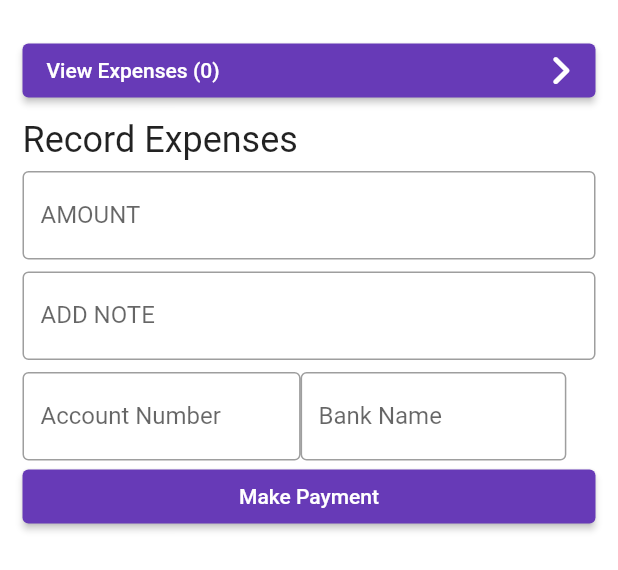
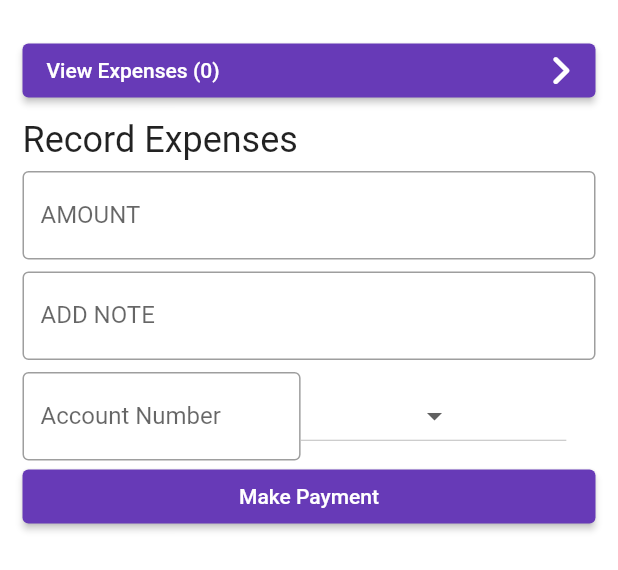
Before and after one commit to ANTONINEUTRON/envelope_budget_app, a Flutter app: the BudgetDetail widget shown alone on an empty page, opened directly with empty values, on a phone screen of 412 x 824 dp. Shown: the top 570 px of the screen. Run offline on Flutter 3.47's test engine with Material 2 defaults, Android fonts, the phone set to English and light mode, and no system bars; our stand-ins replace bottom_navy_bar, equatable, flutter_bloc, font_awesome_flutter, google_fonts, pie_chart and 1 more; accounts and stored records are empty.

Commit message:
additional changes from supervisor

```diff
--- a/lib/features/budgets/ui/page/expense_page.dart
+++ b/lib/features/budgets/ui/page/expense_page.dart
@@ -41,7 +41,7 @@ class ExpensePage extends StatelessWidget {
                 StretchMode.blurBackground,
                 StretchMode.fadeTitle,
               ],
-              background: expenses.isEmpty ? Stack(
+              background: expenses.isNotEmpty ? Stack(
                 fit: StackFit.expand,
                 children: <Widget>[
                   PieChart(
@@ -49,18 +49,6 @@ class ExpensePage extends StatelessWidget {
                     animationDuration: Duration(milliseconds: 500),
 
                   ),
-                  // DecoratedBox(
-                  //   decoration: BoxDecoration(
-                  //     gradient: LinearGradient(
-                  //       begin: Alignment(0.0, 0.5),
-                  //       end: Alignment.center,
-                  //       colors: <Color>[
-                  //         Color(0x60000000),
-                  //         Color(0x00000000),
-                  //       ],
-                  //     ),
-                  //   ),
-                  // ),
                 ],
               ) : const Center(
                 child: Text("No Expenses has been made yet!"),
--- a/lib/features/budgets/ui/widgets/budget_detail.dart
+++ b/lib/features/budgets/ui/widgets/budget_detail.dart
@@ -32,7 +32,9 @@ class _BudgetDetailState extends State<BudgetDetail> {
   var _labelController = TextEditingController();
 
   String _account = "";
-  String _bank = "";
+  String? _bank;
+
+  final _listOfBanks  = ["Access Bank","Eco Bank","F.C.M.B","First Bank","GT Bank","Jaiz bank","Stanbic IBTC Bank","Polaris Bank","U.B.A","Zenith Bank"];
 
   @override
   Widget build(BuildContext context) {
@@ -111,14 +113,22 @@ class _BudgetDetailState extends State<BudgetDetail> {
                 ),
                 SizedBox(
                   width: MediaQuery.of(context).size.width * 0.43,
-                  child: TextField(
-                    onChanged: (value)=> _bank = value,
-                    maxLines: 1,
-                    decoration: InputDecoration(
-                        labelText: "Bank Name",
-                        border: OutlineInputBorder()
-                    ),
-                  ),
+                  child: DropdownButton<String>(
+                    value: _bank,
+                    items: _listOfBanks.map((bankName)=>DropdownMenuItem(
+                      value: bankName,
+                      child: Text("bankName")
+                    )).toList(),
+                    onChanged: (selectedBank)=>setState(()=>_bank=selectedBank),
+                  )
+                  // child: TextField(
+                  //   onChanged: (value)=> _bank = value,
+                  //   maxLines: 1,
+                  //   decoration: InputDecoration(
+                  //       labelText: "Bank Name",
+                  //       border: OutlineInputBorder()
+                  //   ),
+                  // ),
                 ),
               ],
             ),
@@ -187,7 +197,7 @@ class _BudgetDetailState extends State<BudgetDetail> {
       return false;
     }else if(_amount > (widget.budget.getRemsAmount()) || _amount < 1){
       setState(() {
-        _errorMsg = "Invalid amount entered!";
+        _errorMsg = "You are exceeding your remaining balance for this budget";
       });
       return false;
     }else if(_amount > context.read<BalanceBloc>().state){
--- a/lib/features/income/ui/widgets/add_income.dart
+++ b/lib/features/income/ui/widgets/add_income.dart
@@ -199,7 +199,6 @@ class _AddIncomeState extends State<AddIncome> {
     if(_cardNumber.length < 11){
       return setErrorMsg("Please provide a valid credit card number");
     }else if(_cardExpiryDate[2] != '/'){
-      print(_cardExpiryDate);
       return setErrorMsg("Please provide a valid expiry date on your card");
     }else if(_cardOwnerName.length < 4){
       return setErrorMsg("Please provide a valid name associated with the credit card");
```
